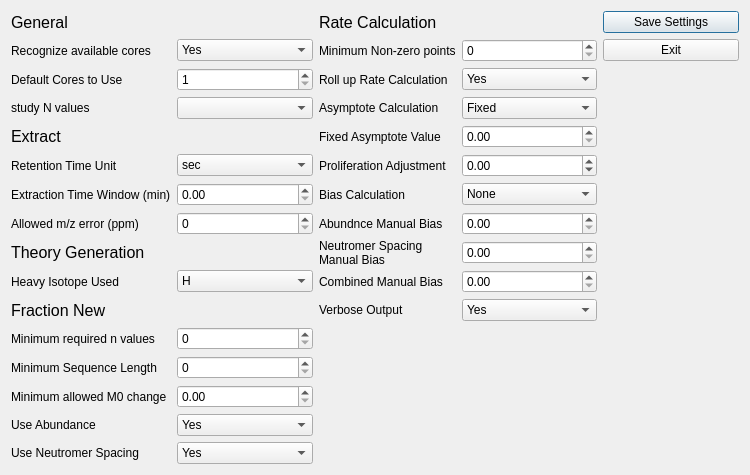
The window that ui_files/Settings_Menu.ui (JC-Price/DeuteRater) describes before a commit, drawn with Qt 5.
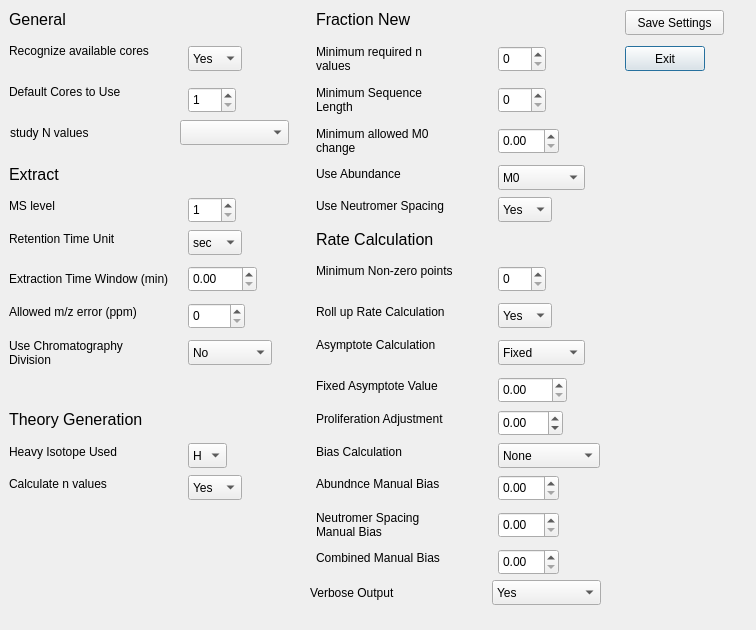
The same window after the commit.

Commit message: Chromatography division (#7)

Diff of the .ui file:
```diff
--- a/ui_files/Settings_Menu.ui
+++ b/ui_files/Settings_Menu.ui
@@ -6,16 +6,292 @@
    <rect>
     <x>0</x>
     <y>0</y>
-    <width>750</width>
-    <height>469</height>
+    <width>756</width>
+    <height>630</height>
    </rect>
   </property>
+  <property name="minimumSize">
+   <size>
+    <width>650</width>
+    <height>600</height>
+   </size>
+  </property>
   <property name="windowTitle">
    <string>Dialog</string>
   </property>
-  <layout class="QGridLayout" name="gridLayout">
-   <item row="0" column="0">
+  <property name="autoFillBackground">
+   <bool>false</bool>
+  </property>
+  <property name="sizeGripEnabled">
+   <bool>false</bool>
+  </property>
+  <widget class="QComboBox" name="use_abundance">
+   <property name="geometry">
+    <rect>
+     <x>498</x>
+     <y>165</y>
+     <width>87</width>
+     <height>25</height>
+    </rect>
+   </property>
+   <item>
+    <property name="text">
+     <string>M0</string>
+    </property>
+   </item>
+   <item>
+    <property name="text">
+     <string>Highest</string>
+    </property>
+   </item>
+   <item>
+    <property name="text">
+     <string>Average</string>
+    </property>
+   </item>
+   <item>
+    <property name="text">
+     <string>No</string>
+    </property>
+   </item>
+  </widget>
+  <widget class="QPushButton" name="ExitButton">
+   <property name="geometry">
+    <rect>
+     <x>625</x>
+     <y>46</y>
+     <width>80</width>
+     <height>25</height>
+    </rect>
+   </property>
+   <property name="text">
+    <string>Exit</string>
+   </property>
+  </widget>
+  <widget class="QLabel" name="label_15">
+   <property name="geometry">
+    <rect>
+     <x>316</x>
+     <y>336</y>
+     <width>155</width>
+     <height>17</height>
+    </rect>
+   </property>
+   <property name="text">
+    <string>Asymptote Calculation</string>
+   </property>
+   <property name="scaledContents">
+    <bool>false</bool>
+   </property>
+   <property name="wordWrap">
+    <bool>true</bool>
+   </property>
+  </widget>
+  <widget class="QLabel" name="label_3">
+   <property name="geometry">
+    <rect>
+     <x>316</x>
+     <y>83</y>
+     <width>134</width>
+     <height>34</height>
+    </rect>
+   </property>
+   <property name="text">
+    <string>Minimum Sequence Length</string>
+   </property>
+   <property name="scaledContents">
+    <bool>false</bool>
+   </property>
+   <property name="wordWrap">
+    <bool>true</bool>
+   </property>
+  </widget>
+  <widget class="QComboBox" name="use_neutromer_spacing">
+   <property name="geometry">
+    <rect>
+     <x>498</x>
+     <y>197</y>
+     <width>54</width>
+     <height>25</height>
+    </rect>
+   </property>
+   <item>
+    <property name="text">
+     <string>Yes</string>
+    </property>
+   </item>
+   <item>
+    <property name="text">
+     <string>No</string>
+    </property>
+   </item>
+  </widget>
+  <widget class="QDoubleSpinBox" name="min_allowed_m0_change">
+   <property name="geometry">
+    <rect>
+     <x>498</x>
+     <y>128</y>
+     <width>61</width>
+     <height>26</height>
+    </rect>
+   </property>
+   <property name="maximum">
+    <double>1.000000000000000</double>
+   </property>
+   <property name="singleStep">
+    <double>0.050000000000000</double>
+   </property>
+  </widget>
+  <widget class="QLabel" name="label_8">
+   <property name="geometry">
+    <rect>
+     <x>316</x>
+     <y>124</y>
+     <width>146</width>
+     <height>34</height>
+    </rect>
+   </property>
+   <property name="text">
+    <string>Minimum allowed M0 change</string>
+   </property>
+   <property name="scaledContents">
+    <bool>false</bool>
+   </property>
+   <property name="wordWrap">
+    <bool>true</bool>
+   </property>
+  </widget>
+  <widget class="QSpinBox" name="min_sequence_length">
+   <property name="geometry">
+    <rect>
+     <x>498</x>
+     <y>87</y>
+     <width>48</width>
+     <height>26</height>
+    </rect>
+   </property>
+  </widget>
+  <widget class="QLabel" name="label_24">
+   <property name="geometry">
+    <rect>
+     <x>316</x>
+     <y>165</y>
+     <width>106</width>
+     <height>17</height>
+    </rect>
+   </property>
+   <property name="text">
+    <string>Use Abundance</string>
+   </property>
+   <property name="scaledContents">
+    <bool>false</bool>
+   </property>
+   <property name="wordWrap">
+    <bool>true</bool>
+   </property>
+  </widget>
+  <widget class="QLabel" name="label">
+   <property name="geometry">
+    <rect>
+     <x>316</x>
+     <y>42</y>
+     <width>138</width>
+     <height>34</height>
+    </rect>
+   </property>
+   <property name="text">
+    <string>Minimum required n values</string>
+   </property>
+   <property name="scaledContents">
+    <bool>false</bool>
+   </property>
+   <property name="wordWrap">
+    <bool>true</bool>
+   </property>
+  </widget>
+  <widget class="QComboBox" name="calculate_n_values">
+   <property name="geometry">
+    <rect>
+     <x>188</x>
+     <y>475</y>
+     <width>54</width>
+     <height>25</height>
+    </rect>
+   </property>
+   <item>
+    <property name="text">
+     <string>Yes</string>
+    </property>
+   </item>
+   <item>
+    <property name="text">
+     <string>No</string>
+    </property>
+   </item>
+  </widget>
+  <widget class="QDoubleSpinBox" name="combined_manual_bias">
+   <property name="geometry">
+    <rect>
+     <x>498</x>
+     <y>549</y>
+     <width>61</width>
+     <height>26</height>
+    </rect>
+   </property>
+   <property name="maximum">
+    <double>1.000000000000000</double>
+   </property>
+   <property name="singleStep">
+    <double>0.050000000000000</double>
+   </property>
+  </widget>
+  <widget class="QLabel" name="label_11">
+   <property name="geometry">
+    <rect>
+     <x>316</x>
+     <y>508</y>
+     <width>132</width>
+     <height>34</height>
+    </rect>
+   </property>
+   <property name="text">
+    <string>Neutromer Spacing Manual Bias</string>
+   </property>
+   <property name="scaledContents">
+    <bool>false</bool>
+   </property>
+   <property name="wordWrap">
+    <bool>true</bool>
+   </property>
+  </widget>
+  <widget class="QLabel" name="ppm_error_label">
+   <property name="geometry">
+    <rect>
+     <x>9</x>
+     <y>303</y>
+     <width>167</width>
+     <height>17</height>
+    </rect>
+   </property>
+   <property name="text">
+    <string>Allowed m/z error (ppm)</string>
+   </property>
+   <property name="scaledContents">
+    <bool>false</bool>
+   </property>
+   <property name="wordWrap">
+    <bool>true</bool>
+   </property>
+  </widget>
     <widget class="QLabel" name="label_5">
+   <property name="geometry">
+    <rect>
+     <x>9</x>
+     <y>10</y>
+     <width>57</width>
+     <height>19</height>
+    </rect>
+   </property>
      <property name="font">
       <font>
        <pointsize>12</pointsize>
@@ -25,49 +301,53 @@
       <string>General</string>
      </property>
     </widget>
-   </item>
-   <item row="0" column="2">
-    <widget class="QLabel" name="label_4">
-     <property name="font">
-      <font>
-       <pointsize>12</pointsize>
-      </font>
+  <widget class="QLabel" name="label_25">
+   <property name="geometry">
+    <rect>
+     <x>316</x>
+     <y>197</y>
+     <width>161</width>
+     <height>17</height>
+    </rect>
      </property>
      <property name="text">
-      <string>Rate Calculation</string>
-     </property>
-    </widget>
-   </item>
-   <item row="0" column="4">
-    <widget class="QPushButton" name="SaveButton">
-     <property name="text">
-      <string>Save Settings</string>
-     </property>
-    </widget>
-   </item>
-   <item row="1" column="0">
-    <widget class="QLabel" name="label_9">
-     <property name="text">
-      <string>Recognize available cores</string>
-     </property>
-    </widget>
-   </item>
-   <item row="1" column="1">
-    <widget class="QComboBox" name="recognize_available_cores">
-     <item>
-      <property name="text">
-       <string>Yes</string>
-      </property>
-     </item>
-     <item>
+    <string>Use Neutromer Spacing</string>
+   </property>
+   <property name="scaledContents">
+    <bool>false</bool>
+   </property>
+   <property name="wordWrap">
+    <bool>true</bool>
+   </property>
+  </widget>
+  <widget class="QLabel" name="label_16">
+   <property name="geometry">
+    <rect>
+     <x>316</x>
+     <y>377</y>
+     <width>157</width>
+     <height>17</height>
+    </rect>
+   </property>
       <property name="text">
-       <string>No</string>
-      </property>
-     </item>
-    </widget>
-   </item>
-   <item row="1" column="2">
+    <string>Fixed Asymptote Value</string>
+   </property>
+   <property name="scaledContents">
+    <bool>false</bool>
+   </property>
+   <property name="wordWrap">
+    <bool>true</bool>
+   </property>
+  </widget>
     <widget class="QLabel" name="label_26">
+   <property name="geometry">
+    <rect>
+     <x>316</x>
+     <y>262</y>
+     <width>176</width>
+     <height>17</height>
+    </rect>
+   </property>
      <property name="text">
       <string>Minimum Non-zero points</string>
      </property>
@@ -75,39 +355,128 @@
       <bool>true</bool>
      </property>
     </widget>
-   </item>
-   <item row="1" column="3">
-    <widget class="QSpinBox" name="minimum_nonzero_points"/>
-   </item>
-   <item row="3" column="0">
-    <widget class="QLabel" name="label_18">
+  <widget class="QLabel" name="label_14">
+   <property name="geometry">
+    <rect>
+     <x>316</x>
+     <y>410</y>
+     <width>170</width>
+     <height>17</height>
+    </rect>
+   </property>
      <property name="text">
-      <string>Default Cores to Use</string>
-     </property>
-    </widget>
-   </item>
-   <item row="3" column="1">
-    <widget class="QSpinBox" name="default_cores">
-     <property name="minimum">
-      <number>1</number>
+    <string>Proliferation Adjustment</string>
+   </property>
+   <property name="scaledContents">
+    <bool>false</bool>
+   </property>
+   <property name="wordWrap">
+    <bool>true</bool>
+   </property>
+  </widget>
+  <widget class="QDoubleSpinBox" name="spacing_manual_bias">
+   <property name="geometry">
+    <rect>
+     <x>498</x>
+     <y>512</y>
+     <width>61</width>
+     <height>26</height>
+    </rect>
      </property>
      <property name="maximum">
-      <number>8</number>
-     </property>
-    </widget>
+    <double>1.000000000000000</double>
+   </property>
+   <property name="singleStep">
+    <double>0.050000000000000</double>
+   </property>
+  </widget>
+  <widget class="QComboBox" name="heavy_label">
+   <property name="geometry">
+    <rect>
+     <x>188</x>
+     <y>443</y>
+     <width>39</width>
+     <height>25</height>
+    </rect>
+   </property>
+   <item>
+    <property name="text">
+     <string>H</string>
+    </property>
    </item>
-   <item row="3" column="2">
-    <widget class="QLabel" name="label_17">
+  </widget>
+  <widget class="QLabel" name="label_10">
+   <property name="geometry">
+    <rect>
+     <x>316</x>
+     <y>475</y>
+     <width>154</width>
+     <height>17</height>
+    </rect>
+   </property>
      <property name="text">
-      <string>Roll up Rate Calculation</string>
-     </property>
+    <string>Abundnce Manual Bias</string>
+   </property>
+   <property name="scaledContents">
+    <bool>false</bool>
+   </property>
      <property name="wordWrap">
       <bool>true</bool>
      </property>
     </widget>
+  <widget class="QComboBox" name="bias_selection_option">
+   <property name="geometry">
+    <rect>
+     <x>498</x>
+     <y>443</y>
+     <width>102</width>
+     <height>25</height>
+    </rect>
+   </property>
+   <item>
+    <property name="text">
+     <string>None</string>
+    </property>
    </item>
-   <item row="3" column="3">
+   <item>
+    <property name="text">
+     <string>Automatic</string>
+    </property>
+   </item>
+   <item>
+    <property name="text">
+     <string>Manual</string>
+    </property>
+   </item>
+  </widget>
+  <widget class="QLabel" name="label_19">
+   <property name="geometry">
+    <rect>
+     <x>9</x>
+     <y>230</y>
+     <width>138</width>
+     <height>17</height>
+    </rect>
+   </property>
+   <property name="text">
+    <string>Retention Time Unit</string>
+   </property>
+   <property name="scaledContents">
+    <bool>false</bool>
+   </property>
+   <property name="wordWrap">
+    <bool>true</bool>
+   </property>
+  </widget>
     <widget class="QComboBox" name="roll_up_option">
+   <property name="geometry">
+    <rect>
+     <x>498</x>
+     <y>303</y>
+     <width>54</width>
+     <height>25</height>
+    </rect>
+   </property>
      <item>
       <property name="text">
        <string>Yes</string>
@@ -119,29 +488,15 @@
       </property>
      </item>
     </widget>
-   </item>
-   <item row="4" column="0">
-    <widget class="QLabel" name="label_23">
-     <property name="text">
-      <string>study N values</string>
-     </property>
-    </widget>
-   </item>
-   <item row="4" column="1">
-    <widget class="QComboBox" name="study_type_combobox"/>
-   </item>
-   <item row="4" column="2">
-    <widget class="QLabel" name="label_15">
-     <property name="text">
-      <string>Asymptote Calculation</string>
-     </property>
-     <property name="wordWrap">
-      <bool>true</bool>
-     </property>
-    </widget>
-   </item>
-   <item row="4" column="3">
     <widget class="QComboBox" name="asymptope_type">
+   <property name="geometry">
+    <rect>
+     <x>498</x>
+     <y>340</y>
+     <width>87</width>
+     <height>25</height>
+    </rect>
+   </property>
      <item>
       <property name="text">
        <string>Fixed</string>
@@ -153,31 +508,34 @@
       </property>
      </item>
     </widget>
-   </item>
-   <item row="5" column="0">
-    <widget class="QLabel" name="label_6">
-     <property name="font">
-      <font>
-       <pointsize>12</pointsize>
-      </font>
+  <widget class="QLabel" name="label_17">
+   <property name="geometry">
+    <rect>
+     <x>316</x>
+     <y>303</y>
+     <width>162</width>
+     <height>17</height>
+    </rect>
      </property>
      <property name="text">
-      <string>Extract</string>
-     </property>
-    </widget>
-   </item>
-   <item row="5" column="2">
-    <widget class="QLabel" name="label_16">
-     <property name="text">
-      <string>Fixed Asymptote Value</string>
+    <string>Roll up Rate Calculation</string>
+   </property>
+   <property name="scaledContents">
+    <bool>false</bool>
      </property>
      <property name="wordWrap">
       <bool>true</bool>
      </property>
     </widget>
-   </item>
-   <item row="5" column="3">
     <widget class="QDoubleSpinBox" name="fixed_asymptote_value">
+   <property name="geometry">
+    <rect>
+     <x>498</x>
+     <y>377</y>
+     <width>69</width>
+     <height>26</height>
+    </rect>
+   </property>
      <property name="minimum">
       <double>0.000000000000000</double>
      </property>
@@ -188,40 +546,134 @@
       <double>0.050000000000000</double>
      </property>
     </widget>
-   </item>
-   <item row="6" column="0">
-    <widget class="QLabel" name="label_19">
+  <widget class="QSpinBox" name="minimum_nonzero_points">
+   <property name="geometry">
+    <rect>
+     <x>498</x>
+     <y>266</y>
+     <width>48</width>
+     <height>26</height>
+    </rect>
+   </property>
+  </widget>
+  <widget class="QLabel" name="MS_level_label">
+   <property name="geometry">
+    <rect>
+     <x>9</x>
+     <y>197</y>
+     <width>57</width>
+     <height>17</height>
+    </rect>
+   </property>
      <property name="text">
-      <string>Retention Time Unit</string>
-     </property>
-    </widget>
-   </item>
-   <item row="6" column="1">
-    <widget class="QComboBox" name="rt_unit">
-     <item>
+    <string>MS level</string>
+   </property>
+   <property name="scaledContents">
+    <bool>false</bool>
+   </property>
+   <property name="wordWrap">
+    <bool>true</bool>
+   </property>
+  </widget>
+  <widget class="QLabel" name="label_7">
+   <property name="geometry">
+    <rect>
+     <x>9</x>
+     <y>410</y>
+     <width>137</width>
+     <height>19</height>
+    </rect>
+   </property>
+   <property name="font">
+    <font>
+     <pointsize>12</pointsize>
+    </font>
+   </property>
       <property name="text">
-       <string>sec</string>
-      </property>
-     </item>
-     <item>
+    <string>Theory Generation</string>
+   </property>
+  </widget>
+  <widget class="QLabel" name="label_6">
+   <property name="geometry">
+    <rect>
+     <x>9</x>
+     <y>165</y>
+     <width>54</width>
+     <height>19</height>
+    </rect>
+   </property>
+   <property name="font">
+    <font>
+     <pointsize>12</pointsize>
+    </font>
+   </property>
       <property name="text">
-       <string>min</string>
-      </property>
-     </item>
-    </widget>
-   </item>
-   <item row="6" column="2">
-    <widget class="QLabel" name="label_14">
+    <string>Extract</string>
+   </property>
+  </widget>
+  <widget class="QLabel" name="label_27">
+   <property name="geometry">
+    <rect>
+     <x>9</x>
+     <y>475</y>
+     <width>122</width>
+     <height>17</height>
+    </rect>
+   </property>
      <property name="text">
-      <string>Proliferation Adjustment</string>
-     </property>
+    <string>Calculate n values</string>
+   </property>
+   <property name="scaledContents">
+    <bool>false</bool>
+   </property>
      <property name="wordWrap">
       <bool>true</bool>
      </property>
     </widget>
-   </item>
-   <item row="6" column="3">
+  <widget class="QLabel" name="label_13">
+   <property name="geometry">
+    <rect>
+     <x>316</x>
+     <y>443</y>
+     <width>108</width>
+     <height>17</height>
+    </rect>
+   </property>
+   <property name="text">
+    <string>Bias Calculation</string>
+   </property>
+   <property name="scaledContents">
+    <bool>false</bool>
+   </property>
+   <property name="wordWrap">
+    <bool>true</bool>
+   </property>
+  </widget>
+  <widget class="QDoubleSpinBox" name="abund_manual_bias">
+   <property name="geometry">
+    <rect>
+     <x>498</x>
+     <y>475</y>
+     <width>61</width>
+     <height>26</height>
+    </rect>
+   </property>
+   <property name="maximum">
+    <double>1.000000000000000</double>
+   </property>
+   <property name="singleStep">
+    <double>0.050000000000000</double>
+   </property>
+  </widget>
     <widget class="QDoubleSpinBox" name="proliferation_adjustment">
+   <property name="geometry">
+    <rect>
+     <x>498</x>
+     <y>410</y>
+     <width>65</width>
+     <height>26</height>
+    </rect>
+   </property>
      <property name="minimum">
       <double>-0.500000000000000</double>
      </property>
@@ -232,232 +684,336 @@
       <double>0.050000000000000</double>
      </property>
     </widget>
-   </item>
-   <item row="7" column="0">
+  <widget class="QLabel" name="label_9">
+   <property name="geometry">
+    <rect>
+     <x>9</x>
+     <y>42</y>
+     <width>173</width>
+     <height>17</height>
+    </rect>
+   </property>
+   <property name="text">
+    <string>Recognize available cores</string>
+   </property>
+   <property name="scaledContents">
+    <bool>false</bool>
+   </property>
+   <property name="wordWrap">
+    <bool>true</bool>
+   </property>
+  </widget>
+  <widget class="QLabel" name="label_2">
+   <property name="geometry">
+    <rect>
+     <x>316</x>
+     <y>10</y>
+     <width>97</width>
+     <height>19</height>
+    </rect>
+   </property>
+   <property name="font">
+    <font>
+     <pointsize>12</pointsize>
+    </font>
+   </property>
+   <property name="text">
+    <string>Fraction New</string>
+   </property>
+  </widget>
+  <widget class="QDoubleSpinBox" name="time_window">
+   <property name="geometry">
+    <rect>
+     <x>188</x>
+     <y>266</y>
+     <width>69</width>
+     <height>26</height>
+    </rect>
+   </property>
+  </widget>
+  <widget class="QSpinBox" name="ms_level">
+   <property name="geometry">
+    <rect>
+     <x>188</x>
+     <y>197</y>
+     <width>48</width>
+     <height>26</height>
+    </rect>
+   </property>
+   <property name="minimum">
+    <number>1</number>
+   </property>
+   <property name="maximum">
+    <number>10</number>
+   </property>
+  </widget>
+  <widget class="QLabel" name="label_12">
+   <property name="geometry">
+    <rect>
+     <x>316</x>
+     <y>549</y>
+     <width>155</width>
+     <height>17</height>
+    </rect>
+   </property>
+   <property name="text">
+    <string>Combined Manual Bias</string>
+   </property>
+   <property name="scaledContents">
+    <bool>false</bool>
+   </property>
+   <property name="wordWrap">
+    <bool>true</bool>
+   </property>
+  </widget>
+  <widget class="QLabel" name="label_22">
+   <property name="geometry">
+    <rect>
+     <x>9</x>
+     <y>443</y>
+     <width>135</width>
+     <height>17</height>
+    </rect>
+   </property>
+   <property name="text">
+    <string>Heavy Isotope Used</string>
+   </property>
+   <property name="scaledContents">
+    <bool>false</bool>
+   </property>
+   <property name="wordWrap">
+    <bool>true</bool>
+   </property>
+  </widget>
     <widget class="QLabel" name="label_20">
+   <property name="geometry">
+    <rect>
+     <x>9</x>
+     <y>262</y>
+     <width>167</width>
+     <height>34</height>
+    </rect>
+   </property>
      <property name="text">
       <string>Extraction Time Window (min)</string>
      </property>
-    </widget>
-   </item>
-   <item row="7" column="1">
-    <widget class="QDoubleSpinBox" name="time_window"/>
-   </item>
-   <item row="7" column="2">
-    <widget class="QLabel" name="label_13">
-     <property name="text">
-      <string>Bias Calculation</string>
+   <property name="scaledContents">
+    <bool>false</bool>
      </property>
      <property name="wordWrap">
       <bool>true</bool>
      </property>
     </widget>
-   </item>
-   <item row="7" column="3">
-    <widget class="QComboBox" name="bias_selection_option">
-     <item>
-      <property name="text">
-       <string>None</string>
-      </property>
-     </item>
-     <item>
-      <property name="text">
-       <string>Automatic</string>
-      </property>
-     </item>
-     <item>
-      <property name="text">
-       <string>Manual</string>
-      </property>
-     </item>
-    </widget>
-   </item>
-   <item row="8" column="0">
-    <widget class="QLabel" name="label_21">
-     <property name="text">
-      <string>Allowed m/z error (ppm)</string>
-     </property>
-    </widget>
-   </item>
-   <item row="8" column="1">
     <widget class="QSpinBox" name="ppm_error">
+   <property name="geometry">
+    <rect>
+     <x>188</x>
+     <y>303</y>
+     <width>57</width>
+     <height>26</height>
+    </rect>
+   </property>
      <property name="maximum">
       <number>100</number>
      </property>
     </widget>
-   </item>
-   <item row="8" column="2">
-    <widget class="QLabel" name="label_10">
+  <widget class="QLabel" name="label_18">
+   <property name="geometry">
+    <rect>
+     <x>9</x>
+     <y>83</y>
+     <width>141</width>
+     <height>17</height>
+    </rect>
+   </property>
      <property name="text">
-      <string>Abundnce Manual Bias</string>
-     </property>
+    <string>Default Cores to Use</string>
+   </property>
+   <property name="scaledContents">
+    <bool>false</bool>
+   </property>
      <property name="wordWrap">
       <bool>true</bool>
      </property>
     </widget>
-   </item>
-   <item row="8" column="3">
-    <widget class="QDoubleSpinBox" name="abund_manual_bias">
-     <property name="maximum">
-      <double>1.000000000000000</double>
-     </property>
-     <property name="singleStep">
-      <double>0.050000000000000</double>
-     </property>
-    </widget>
-   </item>
-   <item row="9" column="0">
-    <widget class="QLabel" name="label_7">
+  <widget class="QLabel" name="label_4">
+   <property name="geometry">
+    <rect>
+     <x>316</x>
+     <y>230</y>
+     <width>119</width>
+     <height>19</height>
+    </rect>
+   </property>
      <property name="font">
       <font>
        <pointsize>12</pointsize>
       </font>
      </property>
      <property name="text">
-      <string>Theory Generation</string>
-     </property>
-    </widget>
+    <string>Rate Calculation</string>
+   </property>
+  </widget>
+  <widget class="QComboBox" name="use_chromatography_division">
+   <property name="geometry">
+    <rect>
+     <x>188</x>
+     <y>340</y>
+     <width>84</width>
+     <height>25</height>
+    </rect>
+   </property>
+   <item>
+    <property name="text">
+     <string>No</string>
+    </property>
    </item>
-   <item row="9" column="2">
-    <widget class="QLabel" name="label_11">
+   <item>
      <property name="text">
-      <string>Neutromer Spacing Manual Bias</string>
-     </property>
-     <property name="wordWrap">
-      <bool>true</bool>
-     </property>
-    </widget>
+     <string>Intrafile</string>
+    </property>
+   </item>
+   <item>
+    <property name="text">
+     <string>Interfile</string>
+    </property>
    </item>
-   <item row="9" column="3">
-    <widget class="QDoubleSpinBox" name="spacing_manual_bias">
-     <property name="maximum">
-      <double>1.000000000000000</double>
-     </property>
-     <property name="singleStep">
-      <double>0.050000000000000</double>
-     </property>
-    </widget>
+  </widget>
+  <widget class="QComboBox" name="rt_unit">
+   <property name="geometry">
+    <rect>
+     <x>188</x>
+     <y>230</y>
+     <width>54</width>
+     <height>25</height>
+    </rect>
+   </property>
+   <item>
+    <property name="text">
+     <string>sec</string>
+    </property>
    </item>
-   <item row="10" column="0">
-    <widget class="QLabel" name="label_22">
+   <item>
      <property name="text">
-      <string>Heavy Isotope Used</string>
-     </property>
-    </widget>
+     <string>min</string>
+    </property>
+   </item>
+  </widget>
+  <widget class="QPushButton" name="SaveButton">
+   <property name="geometry">
+    <rect>
+     <x>625</x>
+     <y>10</y>
+     <width>99</width>
+     <height>25</height>
+    </rect>
+   </property>
+   <property name="text">
+    <string>Save Settings</string>
+   </property>
+  </widget>
+  <widget class="QComboBox" name="recognize_available_cores">
+   <property name="geometry">
+    <rect>
+     <x>188</x>
+     <y>46</y>
+     <width>54</width>
+     <height>25</height>
+    </rect>
+   </property>
+   <item>
+    <property name="text">
+     <string>Yes</string>
+    </property>
    </item>
-   <item row="10" column="1">
-    <widget class="QComboBox" name="heavy_label">
      <item>
       <property name="text">
-       <string>H</string>
+     <string>No</string>
       </property>
      </item>
     </widget>
-   </item>
-   <item row="10" column="2">
-    <widget class="QLabel" name="label_12">
-     <property name="text">
-      <string>Combined Manual Bias</string>
-     </property>
-     <property name="wordWrap">
-      <bool>true</bool>
-     </property>
-    </widget>
-   </item>
-   <item row="10" column="3">
-    <widget class="QDoubleSpinBox" name="combined_manual_bias">
+  <widget class="QSpinBox" name="default_cores">
+   <property name="geometry">
+    <rect>
+     <x>188</x>
+     <y>87</y>
+     <width>48</width>
+     <height>26</height>
+    </rect>
+   </property>
+   <property name="minimum">
+    <number>1</number>
+   </property>
      <property name="maximum">
-      <double>1.000000000000000</double>
-     </property>
-     <property name="singleStep">
-      <double>0.050000000000000</double>
-     </property>
-    </widget>
-   </item>
-   <item row="11" column="0">
-    <widget class="QLabel" name="label_2">
-     <property name="font">
-      <font>
-       <pointsize>12</pointsize>
-      </font>
-     </property>
-     <property name="text">
-      <string>Fraction New</string>
-     </property>
-    </widget>
-   </item>
-   <item row="11" column="2">
-    <widget class="QLabel" name="label_27">
+    <number>60</number>
+   </property>
+  </widget>
+  <widget class="QLabel" name="label_21">
+   <property name="geometry">
+    <rect>
+     <x>9</x>
+     <y>336</y>
+     <width>144</width>
+     <height>34</height>
+    </rect>
+   </property>
+   <property name="acceptDrops">
+    <bool>false</bool>
+   </property>
      <property name="text">
-      <string>Verbose Output</string>
-     </property>
+    <string>Use Chromatography Division</string>
+   </property>
+   <property name="scaledContents">
+    <bool>false</bool>
+   </property>
      <property name="wordWrap">
       <bool>true</bool>
      </property>
     </widget>
-   </item>
-   <item row="11" column="3">
+  <widget class="QSpinBox" name="min_n_value">
+   <property name="geometry">
+    <rect>
+     <x>498</x>
+     <y>46</y>
+     <width>48</width>
+     <height>26</height>
+    </rect>
+   </property>
+  </widget>
+  <widget class="QComboBox" name="study_type_combobox">
+   <property name="geometry">
+    <rect>
+     <x>180</x>
+     <y>120</y>
+     <width>109</width>
+     <height>25</height>
+    </rect>
+   </property>
+  </widget>
+  <widget class="QLabel" name="label_23">
+   <property name="geometry">
+    <rect>
+     <x>10</x>
+     <y>120</y>
+     <width>205</width>
+     <height>25</height>
+    </rect>
+   </property>
+   <property name="text">
+    <string>study N values</string>
+   </property>
+  </widget>
     <widget class="QComboBox" name="verbose_rate">
-     <item>
-      <property name="text">
-       <string>Yes</string>
-      </property>
-     </item>
+   <property name="geometry">
+    <rect>
+     <x>492</x>
+     <y>580</y>
+     <width>109</width>
+     <height>25</height>
+    </rect>
+   </property>
      <item>
       <property name="text">
-       <string>No</string>
-      </property>
-     </item>
-    </widget>
-   </item>
-   <item row="12" column="0">
-    <widget class="QLabel" name="label">
-     <property name="text">
-      <string>Minimum required n values</string>
-     </property>
-    </widget>
-   </item>
-   <item row="12" column="1">
-    <widget class="QSpinBox" name="min_n_value"/>
-   </item>
-   <item row="13" column="0">
-    <widget class="QLabel" name="label_3">
-     <property name="text">
-      <string>Minimum Sequence Length</string>
-     </property>
-    </widget>
-   </item>
-   <item row="13" column="1">
-    <widget class="QSpinBox" name="min_sequence_length"/>
-   </item>
-   <item row="14" column="0">
-    <widget class="QLabel" name="label_8">
-     <property name="text">
-      <string>Minimum allowed M0 change</string>
-     </property>
-    </widget>
-   </item>
-   <item row="14" column="1">
-    <widget class="QDoubleSpinBox" name="min_allowed_m0_change">
-     <property name="maximum">
-      <double>1.000000000000000</double>
-     </property>
-     <property name="singleStep">
-      <double>0.050000000000000</double>
-     </property>
-    </widget>
-   </item>
-   <item row="15" column="0">
-    <widget class="QLabel" name="label_24">
-     <property name="text">
-      <string>Use Abundance</string>
-     </property>
-    </widget>
-   </item>
-   <item row="15" column="1">
-    <widget class="QComboBox" name="use_abundance">
-     <item>
-      <property name="text">
        <string>Yes</string>
       </property>
      </item>
@@ -467,36 +1023,22 @@
       </property>
      </item>
     </widget>
-   </item>
-   <item row="16" column="0">
-    <widget class="QLabel" name="label_25">
-     <property name="text">
-      <string>Use Neutromer Spacing</string>
-     </property>
-    </widget>
-   </item>
-   <item row="16" column="1">
-    <widget class="QComboBox" name="use_neutromer_spacing">
-     <item>
+  <widget class="QLabel" name="label_28">
+   <property name="geometry">
+    <rect>
+     <x>310</x>
+     <y>580</y>
+     <width>176</width>
+     <height>25</height>
+    </rect>
+   </property>
       <property name="text">
-       <string>Yes</string>
-      </property>
-     </item>
-     <item>
-      <property name="text">
-       <string>No</string>
-      </property>
-     </item>
-    </widget>
-   </item>
-   <item row="1" column="4">
-    <widget class="QPushButton" name="ExitButton">
-     <property name="text">
-      <string>Exit</string>
-     </property>
-    </widget>
-   </item>
-  </layout>
+    <string>Verbose Output</string>
+   </property>
+   <property name="wordWrap">
+    <bool>true</bool>
+   </property>
+  </widget>
  </widget>
  <resources/>
  <connections/>
```
Left out of the diff: 3 changed lines with no effect on the pictures. Lines whose indentation alone changed are shown as unchanged. The commit also changes 89 other files.
